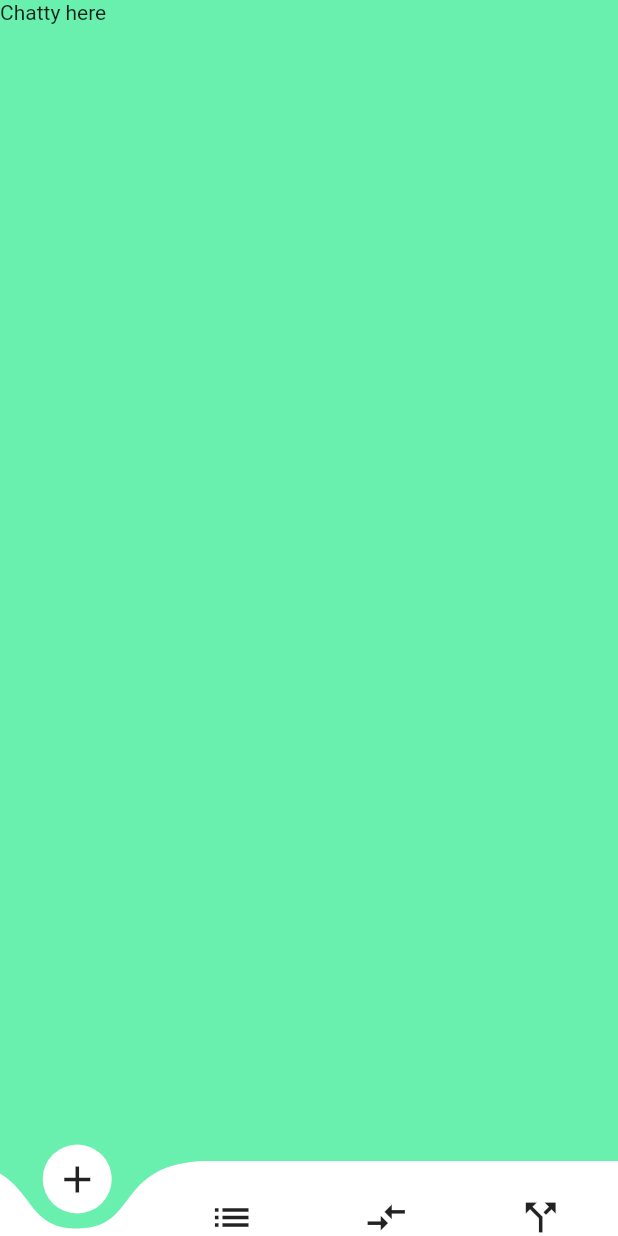
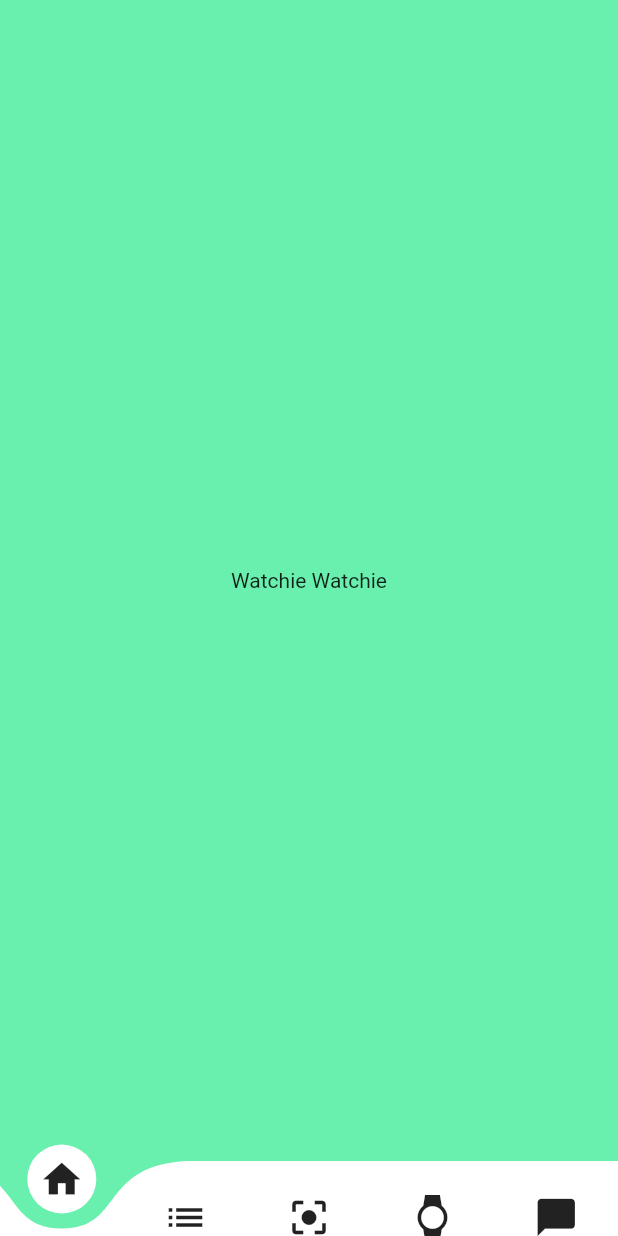
Before and after one commit to hackyguru/Maruthuvan, a Flutter app: the screen it shows after launch, swiped to page 4, on a phone screen of 412 x 824 dp. Run offline on Flutter 3.47's test engine with Material 2 defaults, Android fonts, the phone set to English and light mode, and no system bars; drawn by our look-alikes of curved_navigation_bar.

Commit message:
first commit

```diff
--- /dev/null
+++ b/lib/pages/watch.dart
@@ -0,0 +1,11 @@
+import 'package:flutter/material.dart';
+
+class Watch extends StatelessWidget {
+  @override
+  Widget build(BuildContext context) {
+    return Scaffold(
+      body: Center(child: Text("Watchie Watchie")),
+      backgroundColor: Colors.greenAccent,
+    );
+  }
+}
--- a/lib/utils/routes.dart
+++ b/lib/utils/routes.dart
@@ -2,11 +2,13 @@ import 'package:Maruthuvan/pages/chatbot.dart';
 import 'package:Maruthuvan/pages/detect.dart';
 import 'package:Maruthuvan/pages/explore.dart';
 import 'package:Maruthuvan/pages/homescreen.dart';
+import 'package:Maruthuvan/pages/watch.dart';
 import 'package:flutter/material.dart';
 
 final Map<Widget, Widget> pages = {
-  Icon(Icons.add, size: 30): HomeScreen(),
+  Icon(Icons.home, size: 30): HomeScreen(),
   Icon(Icons.list, size: 30): Explore(),
-  Icon(Icons.compare_arrows, size: 30): Detect(),
-  Icon(Icons.call_split, size: 30): Chatbot(),
+  Icon(Icons.center_focus_strong, size: 30): Detect(),
+  Icon(Icons.watch, size: 30): Watch(),
+  Icon(Icons.chat_bubble, size: 30): Chatbot(),
 };
```
